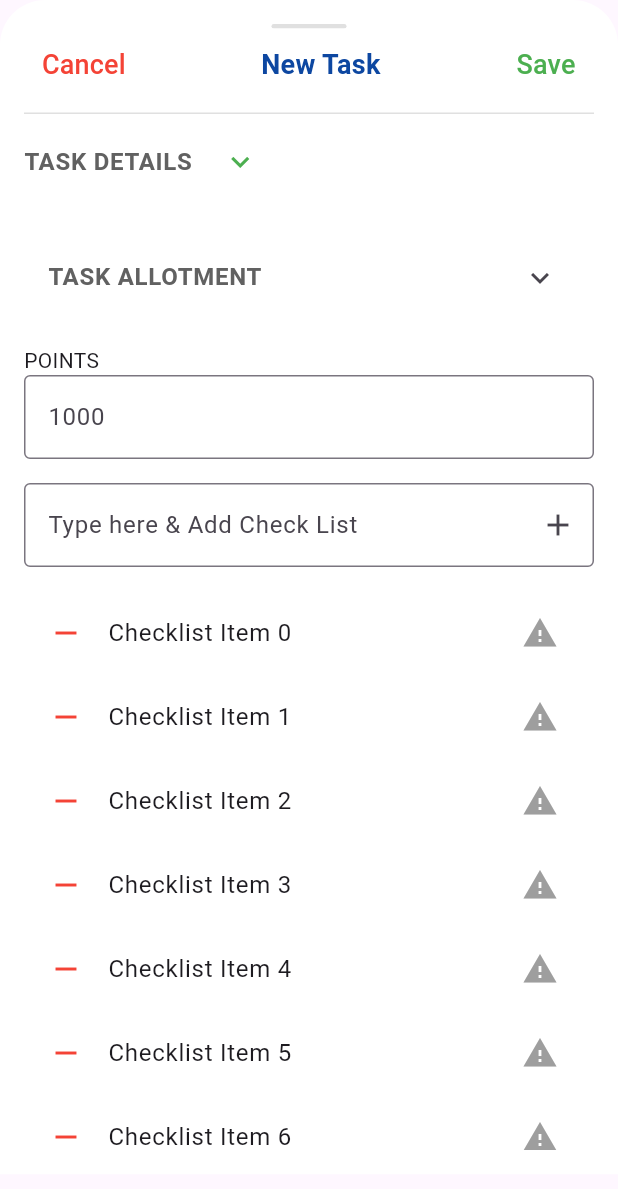
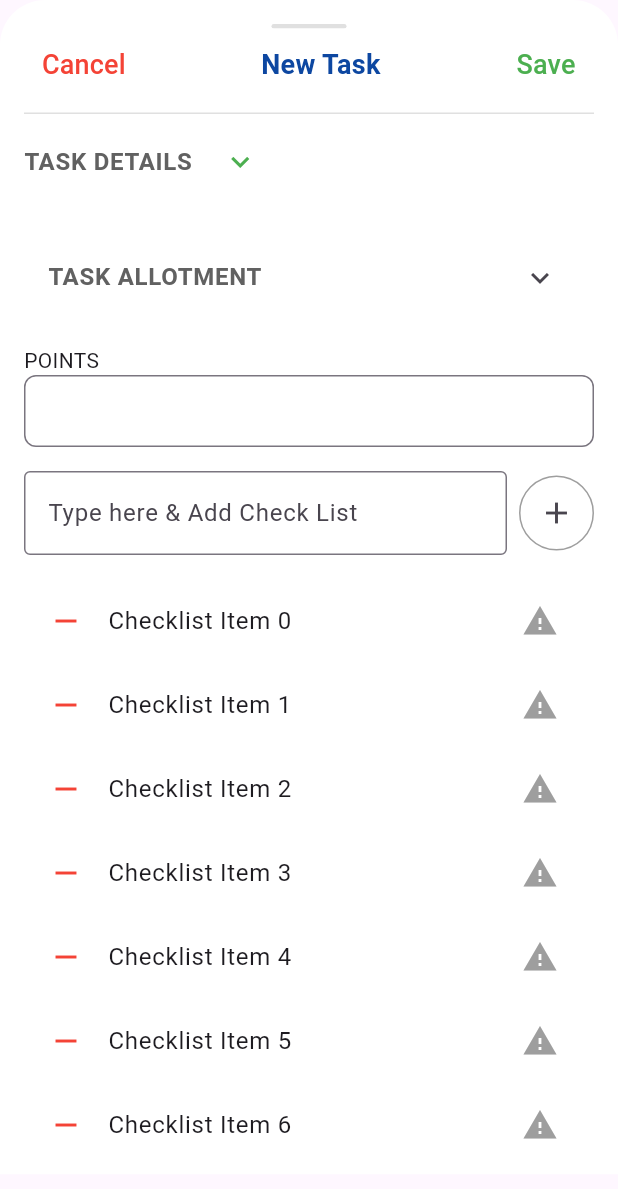
Before and after one commit to romal20/Task-Manager, a Flutter app: the AddListScreen widget shown alone on an empty page, opened directly, on a phone screen of 412 x 824 dp. Shown: the top 1189 px of the screen. Run offline on Flutter 3.47's test engine with Material 3 defaults, Android fonts, the phone set to English and light mode, and no system bars; our stand-ins replace get.

Commit message:
Updated File

```diff
--- a/lib/src/features/screens/add_task.dart
+++ b/lib/src/features/screens/add_task.dart
@@ -336,22 +336,41 @@ class _AddListScreenState extends State<AddListScreen> {
                       Text('POINTS'),
                       TextField(
                         decoration: InputDecoration(
-                          hintText: '1000',
-                          border: OutlineInputBorder(),
+                          contentPadding: EdgeInsets.symmetric(vertical: 10.0, horizontal: 10.0),
+                          border: OutlineInputBorder(
+                            borderRadius: BorderRadius.circular(8.0),
+                            borderSide: BorderSide(
+                              color: Colors.grey[100]!, // Set your desired border color
+                              width: 1.0, // Set your desired border width
+                            ),
+                          ),
                         ),
                       ),
                       SizedBox(height: 16),
-                      TextField(
-                        decoration: InputDecoration(
-                          hintText: 'Type here & Add Check List',
-                          suffixIcon: IconButton(
-                            icon: Icon(Icons.add),
-                            onPressed: () {
-                              // Add checklist item
-                            },
+                      Row(
+                        children: [
+                          Expanded(
+                            child: TextField(
+                              decoration: InputDecoration(
+                                hintText: 'Type here & Add Check List',
+                                border: OutlineInputBorder(),
+                              ),
+                            ),
                           ),
-                          border: OutlineInputBorder(),
-                        ),
+                          SizedBox(width: 8.0), // Adds some space between the TextField and the IconButton
+                          Container(
+                            decoration: BoxDecoration(
+                              shape: BoxShape.circle,
+                              border: Border.all(color: Colors.grey), // Adjust the border color
+                            ),
+                            child: IconButton(
+                              icon: Icon(Icons.add),
+                              onPressed: () {
+                                // Add checklist item
+                              },
+                            ),
+                          ),
+                        ],
                       ),
                       SizedBox(height: 16),
                       Column(
```
